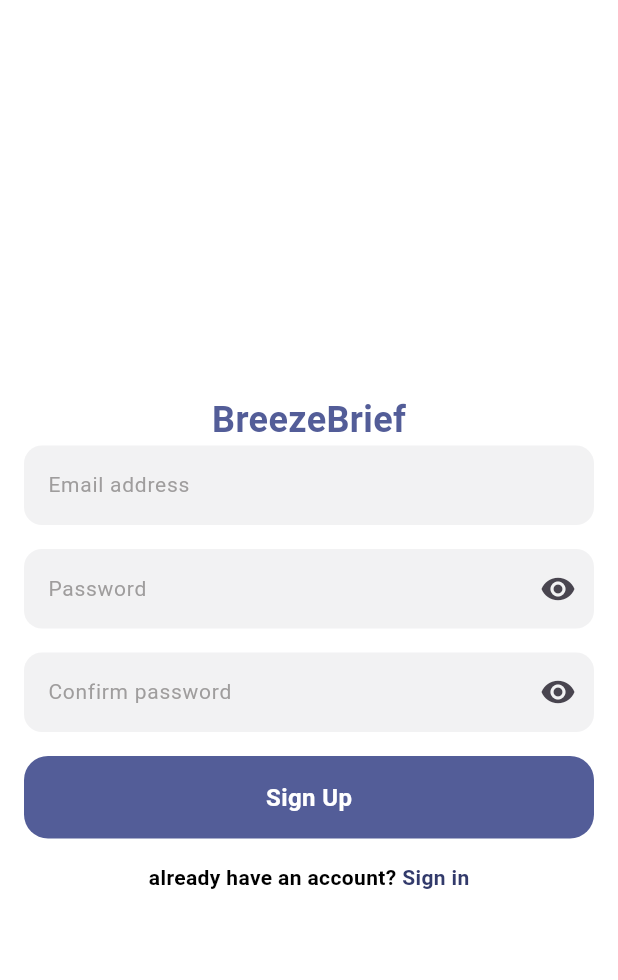
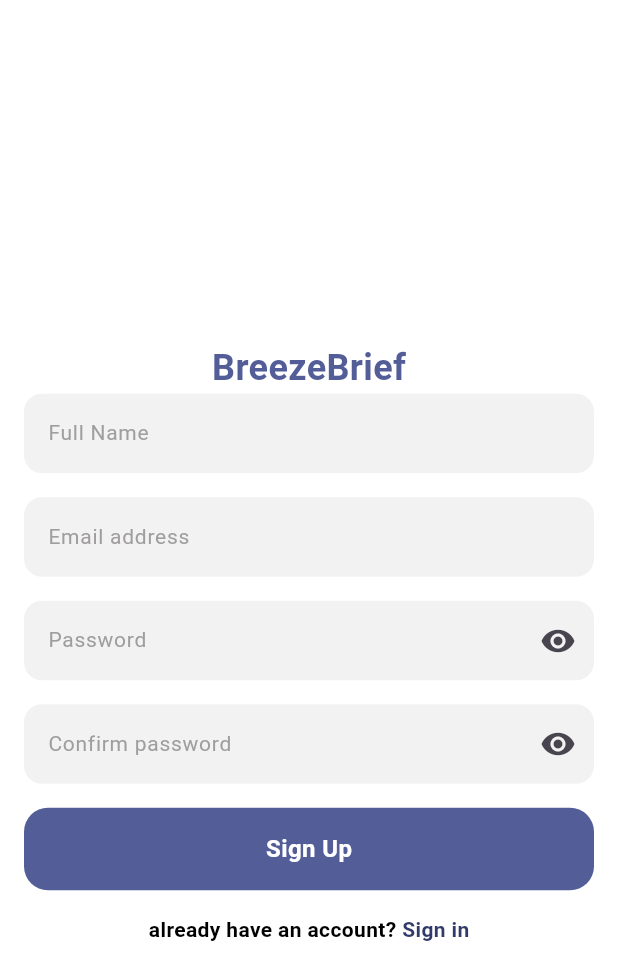
Before and after one commit to Mahmoudkhalafalah/NewsWeatherApp, a Flutter app: the SignUpScreen screen opened by its route, on a phone screen of 412 x 824 dp. Shown: the top 980 px of the screen. Run offline on Flutter 3.47's test engine with Material 3 defaults, Android fonts, the phone set to English and light mode, and no system bars; our stand-ins replace carousel_slider, cloud_firestore, convex_bottom_bar, dio, firebase_auth, firebase_core and 4 more; accounts and stored records are empty; network calls fail.

Commit message:
name in signup added

```diff
--- a/lib/views/signup.dart
+++ b/lib/views/signup.dart
@@ -1,4 +1,7 @@
+import 'package:cloud_firestore/cloud_firestore.dart';
+import 'package:flutter/foundation.dart';
 import 'package:flutter/material.dart';
+import 'package:fluttertoast/fluttertoast.dart';
 import 'package:news_weather_app_project/services/auth_service.dart';
 import 'package:provider/provider.dart';
 import '../providers/app_provider.dart';
@@ -13,6 +16,7 @@ class SignUpScreen extends StatefulWidget {
 
 class _SignUpScreenState extends State<SignUpScreen> {
   final TextEditingController _emailController = TextEditingController();
+  final TextEditingController _nameController = TextEditingController();
   final TextEditingController _passwordController = TextEditingController();
   final TextEditingController _confirmPasswordController =
       TextEditingController();
@@ -22,6 +26,15 @@ class _SignUpScreenState extends State<SignUpScreen> {
         _emailController.text.trim(),
         _passwordController.text.trim(),
         _confirmPasswordController.text.trim());
+    try{
+      FirebaseFirestore.instance.collection('users').add({
+        'Name' : _nameController.text.trim(),
+        'Email' : _emailController.text.trim()
+      });
+    }
+    on Exception catch(e){
+      Fluttertoast.showToast(msg: e.toString());
+    }
     Navigator.of(context).pushReplacementNamed("loginScreen");
   }
 
@@ -76,6 +89,11 @@ class _SignUpScreenState extends State<SignUpScreen> {
                       color: Color(0xFF535D98),
                     ),
                   ),
+                ),
+                CustomTextField(
+                  controller: _nameController,
+                  visibility: false,
+                  hint: "Full Name",
                 ),
                 CustomTextField(
                   controller: _emailController,
--- a/pubspec.yaml
+++ b/pubspec.yaml
@@ -51,6 +51,7 @@ dependencies:
   url_launcher: ^6.2.6
   provider: ^6.1.2
   local_auth: ^2.2.0
+  cloud_firestore: ^4.17.2
 
 dev_dependencies:
   flutter_test:
```
Also changed, not shown: pubspec.lock, 3 other files.
